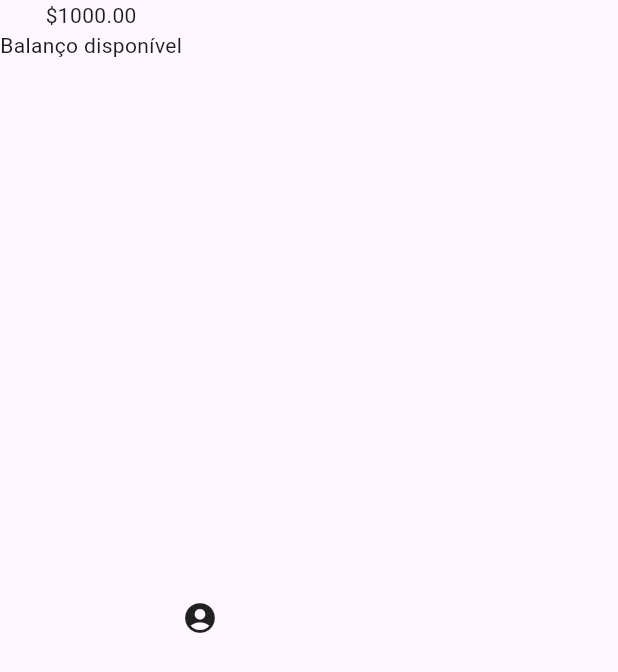
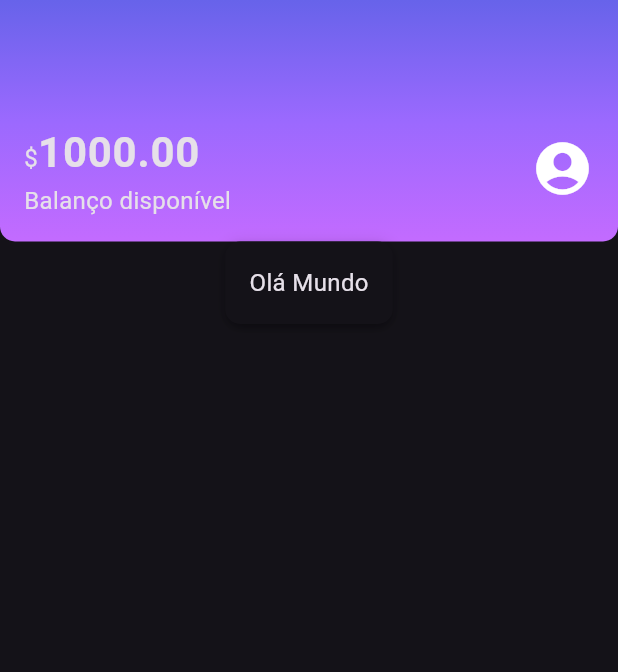
Before and after one commit to ItsonStos/layoutsFlutter, a Flutter app: the screen it shows after launch, on a phone screen of 412 x 824 dp. Shown: the top 672 px of the screen. Run offline on Flutter 3.47's test engine with Material 3 defaults, Android fonts, the phone set to English and light mode, and no system bars.

```diff
--- /dev/null
+++ b/lib/components/sections/box_card.dart
@@ -0,0 +1,19 @@
+import 'package:flutter/material.dart';
+
+class BoxCard extends StatelessWidget {
+  final boxContent;
+  const BoxCard({super.key, required this.boxContent});
+
+  @override
+  Widget build(BuildContext context) {
+    return Container(
+      padding: EdgeInsets.all(16),
+      decoration: BoxDecoration(
+        boxShadow: kElevationToShadow[3],
+        borderRadius: BorderRadius.circular(10),
+        color: Theme.of(context).cardColor,
+      ),
+      child: boxContent,
+    );
+  }
+}
--- a/lib/components/sections/header.dart
+++ b/lib/components/sections/header.dart
@@ -1,20 +1,53 @@
+import 'package:alubank/themes/my_theme.dart';
+import 'package:alubank/themes/theme_colors.dart';
 import 'package:flutter/material.dart';
 
 class Header extends StatelessWidget {
-const Header({ Key? key }) : super(key: key);
+  const Header({Key? key}) : super(key: key);
 
   @override
-  Widget build(BuildContext context){
+  Widget build(BuildContext context) {
     return Container(
-      child: Row(
-        children: <Widget>[
-          Column(
-            children: <Widget>[
-            Text('\$1000.00'),
-            Text('Balanço disponível'),
-          ],),
-          Icon(Icons.account_circle),
-        ],
+      decoration: const BoxDecoration(
+        gradient: LinearGradient(
+          begin: Alignment.topCenter,
+          end: Alignment.bottomCenter,
+          colors: ThemeColors.headerGradient,
+        ),
+        borderRadius: BorderRadius.vertical(bottom: Radius.circular(10)),
+      ),
+      child: Padding(
+        padding: EdgeInsets.fromLTRB(16.0, 80.0, 16.0, 16.0),
+        child: Row(
+          mainAxisAlignment: MainAxisAlignment.spaceBetween,
+          children: <Widget>[
+            Column(
+              crossAxisAlignment: CrossAxisAlignment.start,
+              children: <Widget>[
+                Text.rich(
+                  TextSpan(
+                    text: '\$',
+                    children: <TextSpan>[
+                      TextSpan(
+                        text: '1000.00',
+                        style: Theme.of(context).textTheme.bodyLarge,
+                      ),
+                    ],
+                  ),
+                ),
+                Text(
+                  'Balanço disponível',
+
+                ),
+              ],
+            ),
+            Icon(
+              Icons.account_circle,
+              size: 42,
+              //color: Colors.white,
+            ),
+          ],
+        ),
       ),
     );
   }
--- a/lib/main.dart
+++ b/lib/main.dart
@@ -1,18 +1,21 @@
 import 'package:alubank/screens/home.dart';
+import 'package:alubank/themes/my_theme.dart';
 import 'package:flutter/material.dart';
 
 void main() {
-  runApp(const Alubank());
+  runApp(const ItBank());
 }
 
-class Alubank extends StatelessWidget {
-const Alubank({ Key? key }) : super(key: key);
+class ItBank extends StatelessWidget {
+const ItBank({ Key? key }) : super(key: key);
 
   @override
   Widget build(BuildContext context){
     return MaterialApp(
-      title: 'Alubank',
-      home: Home(),
+      debugShowCheckedModeBanner: false,
+      title: 'ItBank',
+      theme: MyTheme,
+      home: const Home(),
     );
   }
 }
--- a/lib/screens/home.dart
+++ b/lib/screens/home.dart
@@ -1,3 +1,4 @@
+import 'package:alubank/components/sections/box_card.dart';
 import 'package:alubank/components/sections/header.dart';
 import 'package:flutter/material.dart';
 
@@ -6,6 +7,11 @@ const Home({ Key? key }) : super(key: key);
 
   @override
   Widget build(BuildContext context){
-    return Scaffold(body: Header(),);
+    return const Scaffold(body: Column(
+      children: <Widget>[
+        Header(),
+        BoxCard(boxContent: Text("Olá Mundo")),
+      ],
+    ),);
   }
 }
--- /dev/null
+++ b/lib/themes/my_theme.dart
@@ -0,0 +1,14 @@
+import 'package:alubank/themes/theme_colors.dart';
+import 'package:flutter/material.dart';
+
+ThemeData MyTheme = ThemeData(
+  primarySwatch: ThemeColors.primaryColor,
+  primaryColor: ThemeColors.primaryColor,
+  brightness: Brightness.dark,
+  textTheme: TextTheme(
+    bodyMedium: TextStyle(
+      fontSize: 16,
+    ),
+    bodyLarge: TextStyle(fontSize: 28, fontWeight: FontWeight.bold,),
+  ),
+);
--- /dev/null
+++ b/lib/themes/theme_colors.dart
@@ -0,0 +1,10 @@
+import 'package:flutter/material.dart';
+
+class ThemeColors {
+  static const MaterialColor primaryColor = Colors.purple;
+  static const List<Color> headerGradient = [
+    Color.fromRGBO(103, 99, 234, 1.0),
+    Color.fromRGBO(155, 105, 254, 1.0),
+    Color.fromRGBO(195, 107, 255, 1.0),
+  ];
+}
```
Also changed, not shown: pubspec.lock, 2 other files.
